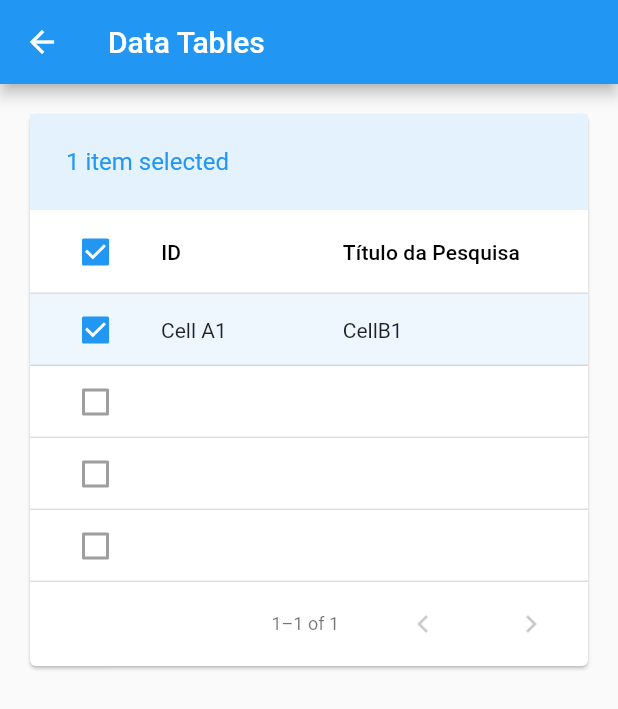
After one commit to RodrigoAndradee/flutter-ProjetoIntegradaF, a Flutter app: the HomeScreen screen opened directly, after a tap on "Cell A1", on a phone screen of 412 x 824 dp. The commit adds this screen. Shown: the top 709 px of the screen. Run offline on Flutter 3.47's test engine with Material 2 defaults, Android fonts, the phone set to English and light mode, and no system bars.

Commit message:
home screen

```diff
--- a/lib/main.dart
+++ b/lib/main.dart
@@ -1,4 +1,6 @@
 import 'package:flutter/material.dart';
+
+import 'package:flutter_app/pages/home_screen.dart';
 
 void main() {
   runApp(MyApp());
@@ -11,19 +13,7 @@ class MyApp extends StatelessWidget {
     return MaterialApp(
       title: 'Flutter Demo',
       theme: ThemeData(
-        // This is the theme of your application.
-        //
-        // Try running your application with "flutter run". You'll see the
-        // application has a blue toolbar. Then, without quitting the app, try
-        // changing the primarySwatch below to Colors.green and then invoke
-        // "hot reload" (press "r" in the console where you ran "flutter run",
-        // or simply save your changes to "hot reload" in a Flutter IDE).
-        // Notice that the counter didn't reset back to zero; the application
-        // is not restarted.
         primarySwatch: Colors.blue,
-        // This makes the visual density adapt to the platform that you run
-        // the app on. For desktop platforms, the controls will be smaller and
-        // closer together (more dense) than on mobile platforms.
         visualDensity: VisualDensity.adaptivePlatformDensity,
       ),
       home: MyHomePage(title: 'Input Form'),
@@ -34,15 +24,6 @@ class MyApp extends StatelessWidget {
 class MyHomePage extends StatefulWidget {
   MyHomePage({Key key, this.title}) : super(key: key);
 
-  // This widget is the home page of your application. It is stateful, meaning
-  // that it has a State object (defined below) that contains fields that affect
-  // how it looks.
-
-  // This class is the configuration for the state. It holds the values (in this
-  // case the title) provided by the parent (in this case the App widget) and
-  // used by the build method of the State. Fields in a Widget subclass are
-  // always marked "final".
-
   final String title;
 
   @override
@@ -50,55 +31,34 @@ class MyHomePage extends StatefulWidget {
 }
 
 class _MyHomePageState extends State<MyHomePage> {
-  // int _counter = 0;
-
-  // void _incrementCounter() {
-  //   setState(() {
-  //     // This call to setState tells the Flutter framework that something has
-  //     // changed in this State, which causes it to rerun the build method below
-  //     // so that the display can reflect the updated values. If we changed
-  //     // _counter without calling setState(), then the build method would not be
-  //     // called again, and so nothing would appear to happen.
-  //     _counter++;
-  //   });
-  // }
-
   @override
   Widget build(BuildContext context) {
     final emailController = TextEditingController();
     final passwordController = TextEditingController();
 
-    void validateLogin(){
-
-      if(emailController.text == "rodrigo@machado.com"){
-        if(passwordController.text == "123"){
-          print("Login Efetuado com Sucesso");
-        }else{
+    void validateLogin() {
+      if (emailController.text == "rodrigo@machado.com") {
+        if (passwordController.text == "123") {
+          Navigator.push(
+            context,
+            MaterialPageRoute(builder: (context) => HomeScreen()),
+          );
+        } else {
           print("Senha Incorreta");
         }
-      }else{
+      } else {
         print("E-mail Incorreto");
       }
-
     }
 
-    double width = MediaQuery.of(context).size.width;
-    // This method is rerun every time setState is called, for instance as done
-    // by the _incrementCounter method above.
-    //
-    // The Flutter framework has been optimized to make rerunning build methods
-    // fast, so that you can just rebuild anything that needs updating rather
-    // than having to individually change instances of widgets.
+    // double width = MediaQuery.of(context).size.width;
+
     return Scaffold(
       appBar: AppBar(
-        // Here we take the value from the MyHomePage object that was created by
-        // the App.build method, and use it to set our appbar title.
         title: Text(widget.title),
       ),
       body: Center(
-        // Center is a layout widget. It takes a single child and positions it
-        // in the middle of the parent.
-        child:Padding(
+          child: Padding(
         padding: EdgeInsets.fromLTRB(20, 0, 20, 100),
         child: Card(
           child: Padding(
@@ -112,8 +72,7 @@ class _MyHomePageState extends State<MyHomePage> {
                       border: OutlineInputBorder(
                         borderRadius: BorderRadius.circular(5.0),
                       ),
-                        hintText: 'E-mail:'
-                    ),
+                      hintText: 'E-mail:'),
                 ),
                 Padding(
                   padding: EdgeInsets.fromLTRB(0, 0, 0, 20),
@@ -125,24 +84,20 @@ class _MyHomePageState extends State<MyHomePage> {
                       border: OutlineInputBorder(
                         borderRadius: BorderRadius.circular(5.0),
                       ),
-                        hintText: 'Senha:'
-                    ),
+                      hintText: 'Senha:'),
                 ),
                 Padding(
                   padding: EdgeInsets.fromLTRB(0, 0, 0, 20),
                 ),
                 RaisedButton(
-                    onPressed: () => {
-                      validateLogin()
-                    },
+                  onPressed: () => {validateLogin()},
                   child: const Text('Login', style: TextStyle(fontSize: 20)),
                 ),
               ],
             ),
           ),
         ),
-        )
-      ),
+      )),
     );
   }
 }
--- /dev/null
+++ b/lib/pages/home_screen.dart
@@ -0,0 +1,153 @@
+import 'package:flutter/material.dart';
+
+// class HomeScreen extends StatelessWidget {
+//   @override
+//   Widget build(BuildContext context) {
+//     return Scaffold(
+//       appBar: AppBar(
+//         title: Text("Second Route"),
+//       ),
+//       body: Center(
+//         child: ElevatedButton(
+//           onPressed: () {
+//             // Navigate back to first route when tapped.
+//           },
+//           child: Text('Go back!'),
+//         ),
+//       ),
+//     );
+//   }
+// }
+
+// class HomeScreen extends StatelessWidget {
+//   @override
+//   Widget build(BuildContext context) {
+//     return Scaffold(
+//       appBar: AppBar(
+//         title: Text("Widget Table"),
+//       ),
+//       body: criaTabela(),
+//     );
+//   }
+//   criaTabela() {
+//     return Table(
+//       defaultColumnWidth: FixedColumnWidth(150.0),
+//       border: TableBorder(
+//         horizontalInside: BorderSide(
+//           color: Colors.black,
+//           style: BorderStyle.solid,
+//           width: 1.0,
+//         ),
+//         verticalInside: BorderSide(
+//           color: Colors.black,
+//           style: BorderStyle.solid,
+//           width: 1.0,
+//         ),
+//       ),
+//       children: [
+//         _criarLinhaTable("Pontos, Time, Gols"),
+//         _criarLinhaTable("25, Palmeiras,16 "),
+//         _criarLinhaTable("20, Santos, 5"),
+//         _criarLinhaTable("17, Flamento, 6"),
+//       ],
+//     );
+//   }
+//   _criarLinhaTable(String listaNomes) {
+//     return TableRow(
+//       children: listaNomes.split(',').map((name) {
+//         return Container(
+//           alignment: Alignment.center,
+//           child: Text(
+//             name,
+//             style: TextStyle(fontSize: 20.0),
+//           ),
+//           padding: EdgeInsets.all(8.0),
+//         );
+//       }).toList(),
+//     );
+//   }
+// }
+
+class HomeScreen extends StatelessWidget {
+  Widget build(BuildContext context) {
+    return Scaffold(
+      appBar: AppBar(
+        title: Text('Data Tables'),
+      ),
+      body: ListView(
+        padding: const EdgeInsets.all(16),
+        children: [
+          PaginatedDataTable(
+            header: Text('Header Text'),
+            rowsPerPage: 4,
+            columns: [
+              DataColumn(label: Text('ID')),
+              DataColumn(label: Text('Título da Pesquisa')),
+            ],
+            source: _DataSource(context),
+          ),
+        ],
+      ),
+    );
+  }
+}
+
+class _Row {
+  _Row(
+      this.valueA,
+      this.valueB,
+      );
+
+  final String valueA;
+  final String valueB;
+
+  bool selected = false;
+}
+
+class _DataSource extends DataTableSource {
+  _DataSource(this.context) {
+    _rows = <_Row>[
+      _Row('Cell A1', 'CellB1'),
+      // _Row('Cell A2', 'CellB2', 'CellC2', 2),
+      // _Row('Cell A3', 'CellB3', 'CellC3', 3),
+      // _Row('Cell A4', 'CellB4', 'CellC4', 4),
+    ];
+  }
+
+  final BuildContext context;
+  List<_Row> _rows;
+
+  int _selectedCount = 0;
+
+  @override
+  DataRow getRow(int index) {
+    assert(index >= 0);
+    if (index >= _rows.length) return null;
+    final row = _rows[index];
+    return DataRow.byIndex(
+      index: index,
+      selected: row.selected,
+      onSelectChanged: (value) {
+        if (row.selected != value) {
+          _selectedCount += value ? 1 : -1;
+          assert(_selectedCount >= 0);
+          row.selected = value;
+          notifyListeners();
+        }
+      },
+      cells: [
+        DataCell(Text(row.valueA)),
+        DataCell(Text(row.valueB)),
+      ],
+    );
+  }
+
+  @override
+  int get rowCount => _rows.length;
+
+  @override
+  bool get isRowCountApproximate => false;
+
+  @override
+  int get selectedRowCount => _selectedCount;
+}
```
Lines whose indentation alone changed are shown as unchanged.
